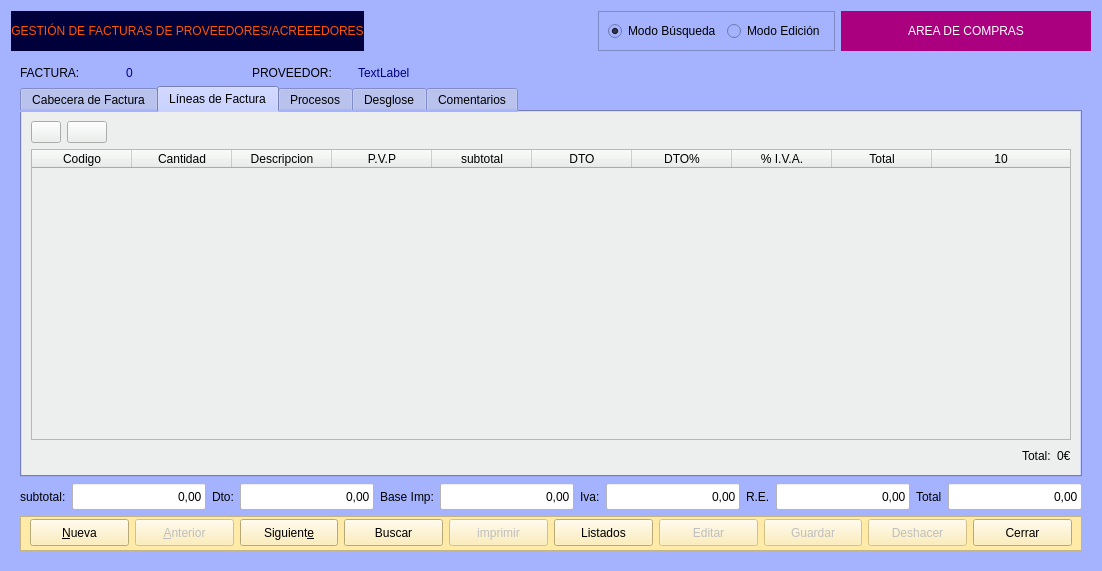
This is Zona_Compras/frmfacturasproveedor.ui in arcnexus/RedFoX as Qt 5 draws it before an edit. The edited form follows.
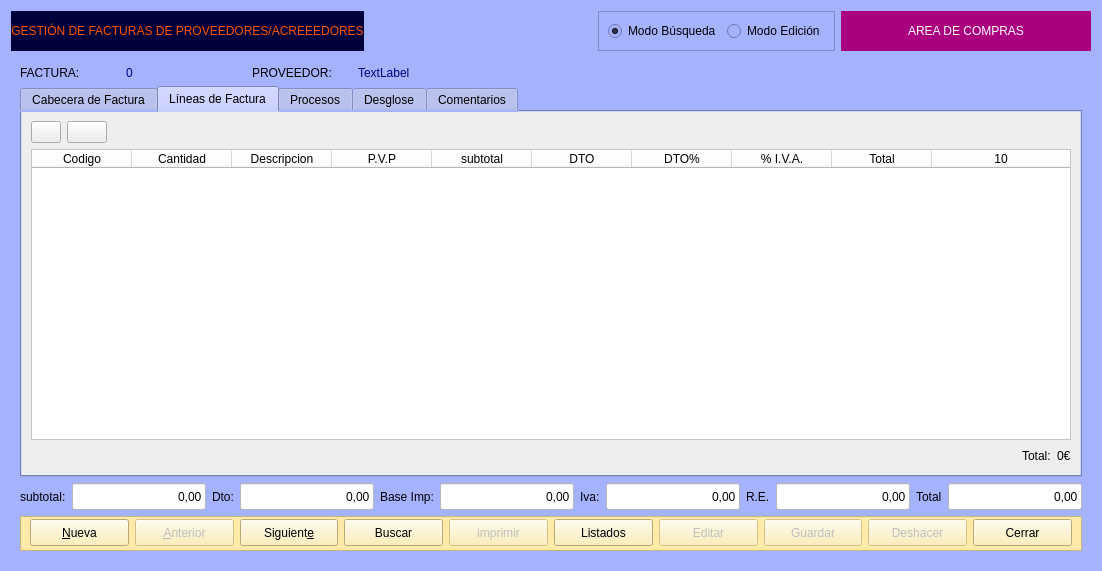
This is the edited form. The open tabs and pages were chosen to show the change. Icons and pictures are not drawn.

The edit to the form file:
```diff
--- a/Zona_Compras/frmfacturasproveedor.ui
+++ b/Zona_Compras/frmfacturasproveedor.ui
@@ -530,11 +530,15 @@
                </item>
                <item row="1" column="0" colspan="3">
                 <widget class="QTableWidget" name="Lineas">
+                 <property name="styleSheet">
+                  <string notr="true">background-color: rgb(255, 255, 255);
+alternate-background-color: rgb(255, 255, 219);</string>
+                 </property>
                  <property name="horizontalScrollBarPolicy">
                   <enum>Qt::ScrollBarAsNeeded</enum>
                  </property>
                  <property name="alternatingRowColors">
-                  <bool>false</bool>
+                  <bool>true</bool>
                  </property>
                  <property name="selectionMode">
                   <enum>QAbstractItemView::SingleSelection</enum>
```
Left out of the diff: 2 changed lines with no effect on the pictures.
